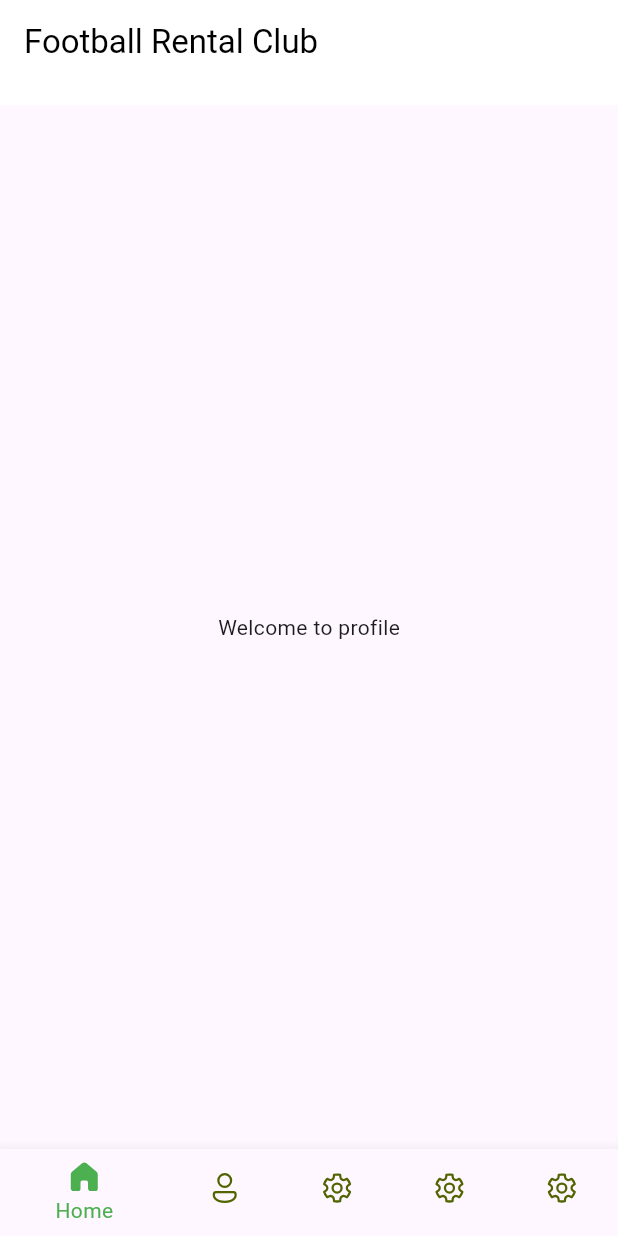
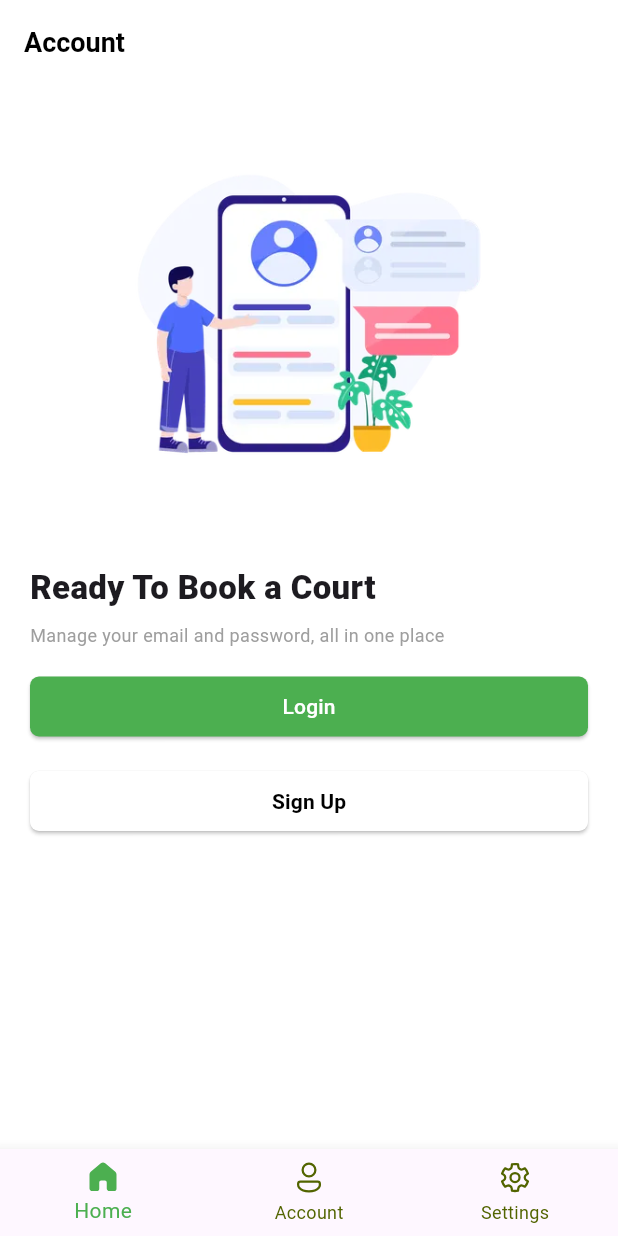
Before and after one commit to A3rii/mobile_project, a Flutter app: the screen it shows after launch, item 2 of the bottom bar chosen, on a phone screen of 412 x 824 dp. Run offline on Flutter 3.47's test engine with Material 3 defaults, Android fonts, the light colour scheme and no system bars; our stand-ins replace another_carousel_pro, device_preview, fluentui_system_icons; missing offline and left inert: bottom_picker.

Commit message:
adding setting/account pages

```diff
--- a/lib/base/bottom_navigation.dart
+++ b/lib/base/bottom_navigation.dart
@@ -1,4 +1,3 @@
-
 import 'package:fluentui_system_icons/fluentui_system_icons.dart';
 import 'package:flutter/material.dart';
 
@@ -23,18 +22,10 @@ class _BottomNavigationState extends State<BottomNavigation> {
         Navigator.pushReplacementNamed(context, '/home');
         break;
       case 1:
-        Navigator.pushReplacementNamed(context, '/profile');
+        Navigator.pushReplacementNamed(context, '/account');
         break;
       case 2:
         Navigator.pushReplacementNamed(context, '/settings');
-        break;
-
-        case 3:
-        Navigator.pushReplacementNamed(context, '/signup');
-        break;
-
-        case 4:
-        Navigator.pushReplacementNamed(context, '/login');
         break;
 
       default:
@@ -68,16 +59,6 @@ class _BottomNavigationState extends State<BottomNavigation> {
           activeIcon: Icon(FluentIcons.settings_24_filled),
           label: 'Settings',
         ),
-        BottomNavigationBarItem(
-          icon: Icon(FluentIcons.settings_24_regular),
-          activeIcon: Icon(FluentIcons.settings_24_filled),
-          label: 'signup',
-        ),
-        BottomNavigationBarItem(
-          icon: Icon(FluentIcons.settings_24_regular),
-          activeIcon: Icon(FluentIcons.settings_24_filled),
-          label: 'login',
-        ),
       ],
       onTap: _onTapNavigation,
     );
--- a/lib/main.dart
+++ b/lib/main.dart
@@ -1,5 +1,6 @@
 import 'package:device_preview/device_preview.dart';
 import 'package:flutter/material.dart';
+import 'package:mobile_project/pages/account.dart';
 import 'package:mobile_project/pages/detail.dart';
 import 'package:mobile_project/pages/home.dart';
 import 'package:mobile_project/pages/profile.dart';
@@ -33,6 +34,7 @@
         '/settings': (context) => const SettingsPage(),
         '/login': (context) => const LoginPage(),
         '/detail': (context) => const DetailPage(),
+        '/account': (context) => const AccountPage(),
         '/signup': (context) => const SignUpPage()
       },
     );
--- /dev/null
+++ b/lib/pages/account.dart
@@ -0,0 +1,123 @@
+import 'package:flutter/material.dart';
+import 'package:mobile_project/base/bottom_navigation.dart';
+import 'package:mobile_project/pages/auth/login.dart';
+import 'package:mobile_project/pages/auth/sign-up.dart';
+
+class AccountPage extends StatelessWidget {
+  const AccountPage({super.key});
+
+  @override
+  Widget build(BuildContext context) {
+    return Scaffold(
+      appBar: AppBar(
+        title: const Text(
+          "Account",
+          style: TextStyle(
+            color: Colors.black,
+            fontWeight: FontWeight.bold,
+            fontSize: 18,
+          ),
+        ),
+        backgroundColor: Colors.white,
+        centerTitle: false, // Align title to start
+      ),
+      body: Container(
+        color: Colors.white, // Set the background color to white
+        child: ListView(
+          children: [
+            Container(
+              width: double.infinity,
+              decoration: const BoxDecoration(
+                color: Colors.white, // White background for the container
+              ),
+              child: Padding(
+                padding: const EdgeInsets.all(20.0),
+                child: Column(
+                  crossAxisAlignment:
+                      CrossAxisAlignment.start, // Align to start
+                  children: [
+                    const Center(
+                      child: Image(
+                        fit: BoxFit.cover,
+                        image: AssetImage("assets/images/login.png"),
+                        height: 280,
+                      ),
+                    ),
+                    const SizedBox(height: 20.0),
+                    const Text(
+                      "Ready To Book a Court",
+                      style: TextStyle(
+                        fontSize: 22,
+                        fontWeight: FontWeight.w800,
+                      ),
+                    ),
+                    const SizedBox(height: 8.0),
+                    const Text(
+                      "Manage your email and password, all in one place",
+                      style: TextStyle(
+                        fontSize: 12,
+                        color: Colors.grey,
+                      ),
+                    ),
+                    const SizedBox(height: 15.0),
+                    ElevatedButton(
+                      style: ElevatedButton.styleFrom(
+                        minimumSize: const Size.fromHeight(40),
+                        backgroundColor: Colors.green,
+                        shape: RoundedRectangleBorder(
+                          borderRadius: BorderRadius.circular(6.0),
+                        ),
+                      ),
+                      onPressed: () {
+                        Navigator.push(
+                          context,
+                          MaterialPageRoute(
+                            builder: (context) => const LoginPage(),
+                          ),
+                        );
+                      },
+                      child: const Text(
+                        'Login',
+                        style: TextStyle(
+                          color: Colors.white,
+                          fontSize: 14.0,
+                        ),
+                      ),
+                    ),
+                    const SizedBox(height: 15.0),
+                    ElevatedButton(
+                      style: ElevatedButton.styleFrom(
+                        minimumSize: const Size.fromHeight(40),
+                        backgroundColor: Colors.white,
+                        shape: RoundedRectangleBorder(
+                          borderRadius: BorderRadius.circular(6.0),
+                        ),
+                      ),
+                      onPressed: () {
+                        Navigator.push(
+                          context,
+                          MaterialPageRoute(
+                            builder: (context) => const SignUpPage(),
+                          ),
+                        );
+                      },
+                      child: const Text(
+                        'Sign Up',
+                        style: TextStyle(
+                          color: Colors.black,
+                          fontWeight: FontWeight.bold,
+                          fontSize: 14.0,
+                        ),
+                      ),
+                    ),
+                  ],
+                ),
+              ),
+            )
+          ],
+        ),
+      ),
+      bottomNavigationBar: const BottomNavigation(),
+    );
+  }
+}
--- a/pubspec.yaml
+++ b/pubspec.yaml
@@ -31,7 +31,6 @@ dependencies:
   flutter:
     sdk: flutter
 
-
   # The following adds the Cupertino Icons font to your application.
   # Use with the CupertinoIcons class for iOS style icons.
   cupertino_icons: ^1.0.8
@@ -57,7 +56,6 @@ dev_dependencies:
 
 # The following section is specific to Flutter packages.
 flutter:
-
   # The following line ensures that the Material Icons font is
   # included with your application, so that you can use the icons in
   # the material Icons class.
@@ -65,6 +63,7 @@ flutter:
   assets:
     - assets/images/sign_up.png
     - assets/images/login.png
+    - assets/images/account.png
 
     - assets/images/football-court.jpg
     - assets/images/football-court-1.jpg
```
Also changed, not shown: lib/pages/auth/login.dart (+9 -4 lines), lib/pages/auth/sign-up.dart (+9 -3 lines), lib/pages/settings.dart (+48 -5 lines), assets/images/account.png (added).
